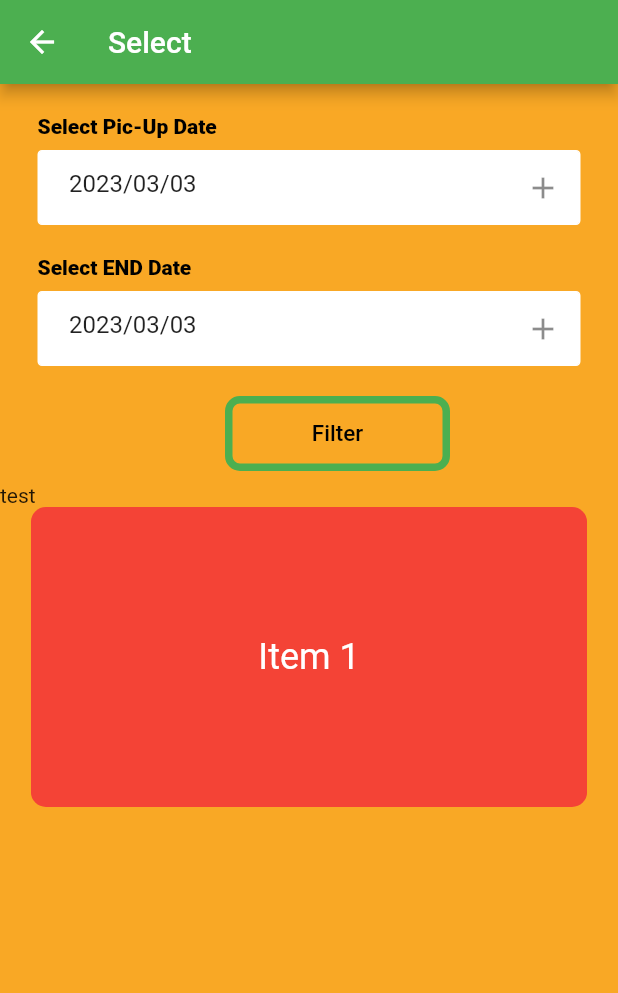
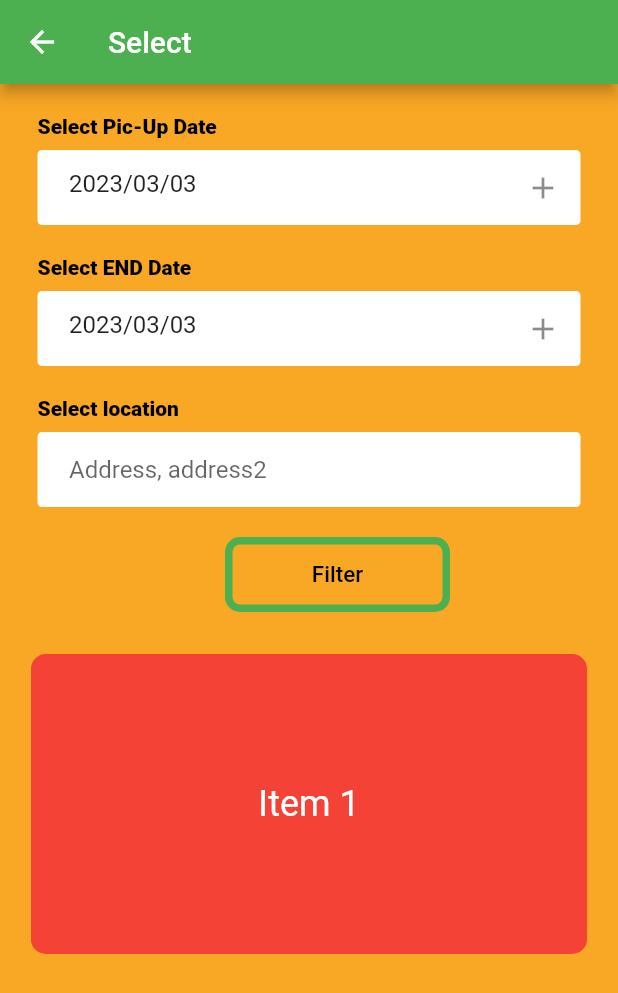
Before and after one commit to WarunaDisanayaka/Car-renting-platform, a Flutter app: the home screen opened directly, on a phone screen of 412 x 824 dp. Shown: the top 993 px of the screen. Run offline on Flutter 3.47's test engine with Material 2 defaults, Android fonts, the phone set to English and light mode, and no system bars; drawn by our look-alikes of carousel_slider.

Commit message:
Update home.dart

```diff
--- a/app/lib/home.dart
+++ b/app/lib/home.dart
@@ -165,6 +165,38 @@ class _homeState extends State<home> {
               ),
             ),
 
+
+            //location
+            Padding(
+              padding: EdgeInsets.only(top: 20, bottom: 8, left: 25, right: 5),
+              child: Text(
+                "Select location ",
+                style: TextStyle(
+                  color: Colors.black,
+                  fontWeight: FontWeight.w800,
+                ),
+              ),
+            ),
+
+            Padding(
+              padding: const EdgeInsets.symmetric(horizontal: 25.0),
+              child: Container(
+                decoration: BoxDecoration(
+                      color: Colors.white,
+                      border: Border.all(color: Colors.white),
+                      borderRadius: BorderRadius.circular(3)),
+                child: Padding(
+                  padding: const EdgeInsets.only(left: 20.0),
+                  child: TextField(
+                    decoration: InputDecoration(
+                      border: InputBorder.none,
+                      hintText: 'Address, address2',
+                    ),
+                  ),
+                ),
+              ),
+            ),
+
             Padding(
               padding: EdgeInsets.only(top: 20, bottom: 8, left: 150, right: 5),
               child: OutlinedButton(
@@ -193,9 +225,13 @@ class _homeState extends State<home> {
               ),
             ),
 
-            Text("test"),
 
-            CarouselSlider(
+
+            //CarouselSlider
+
+            Padding(
+              padding: const EdgeInsets.only(top: 20),
+              child: CarouselSlider(
                 items: [
                   ClipRRect(
                     borderRadius: BorderRadius.circular(10),
@@ -243,6 +279,7 @@ class _homeState extends State<home> {
                   },
                   scrollDirection: Axis.horizontal,
                 ),
+              ),
             )
 
           ],
```
Lines whose indentation alone changed are shown as unchanged.
